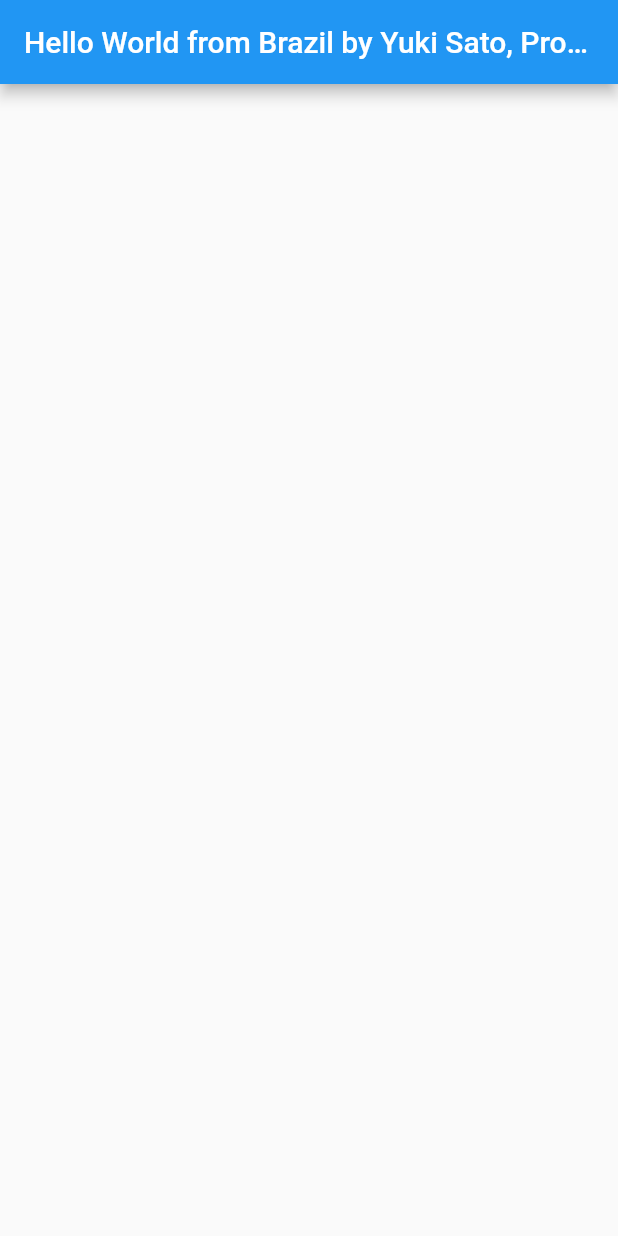
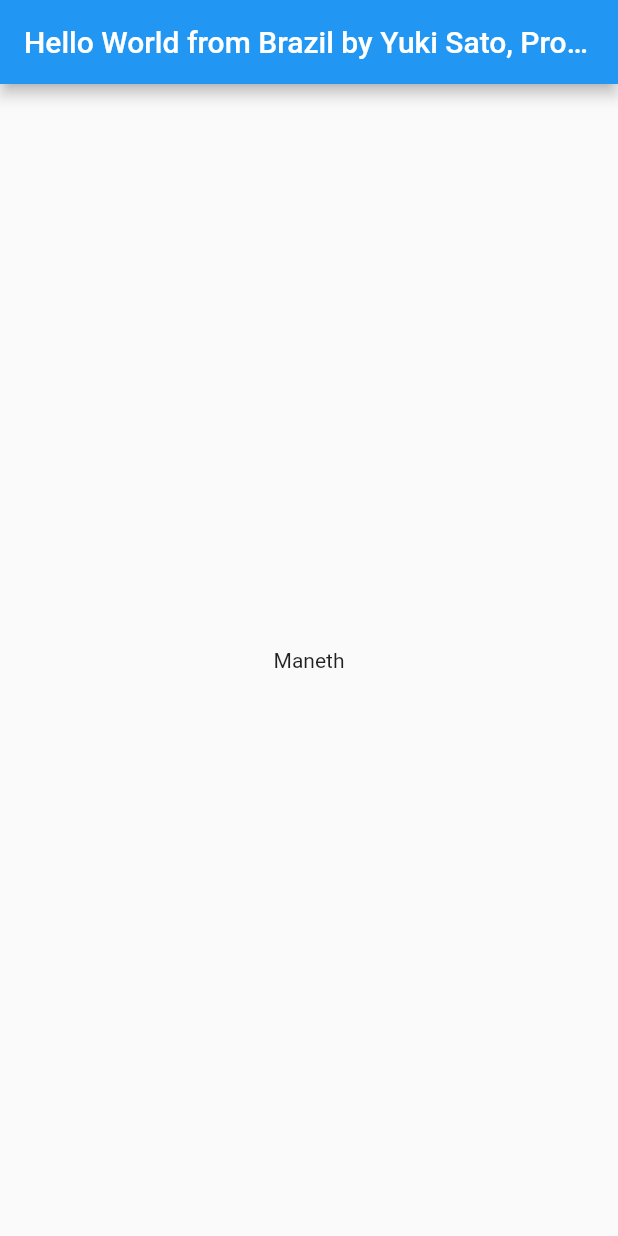
Before and after one commit to Neath-011el/fluttertest0.1, a Flutter app: the screen it shows after launch, on a phone screen of 412 x 824 dp. Run offline on Flutter 3.47's test engine with Material 2 defaults, Android fonts, the phone set to English and light mode, and no system bars.

Commit message:
I added my name in the body section

```diff
--- a/lib/main.dart
+++ b/lib/main.dart
@@ -7,6 +7,7 @@ void main() {
         appBar: AppBar(
           title: Text('Hello World from Brazil by Yuki Sato, Prospere Kim, Yiyi, thida'),
         ),
+        body: Center(child: Text('Maneth'))
       ),
     ),
   );
```
